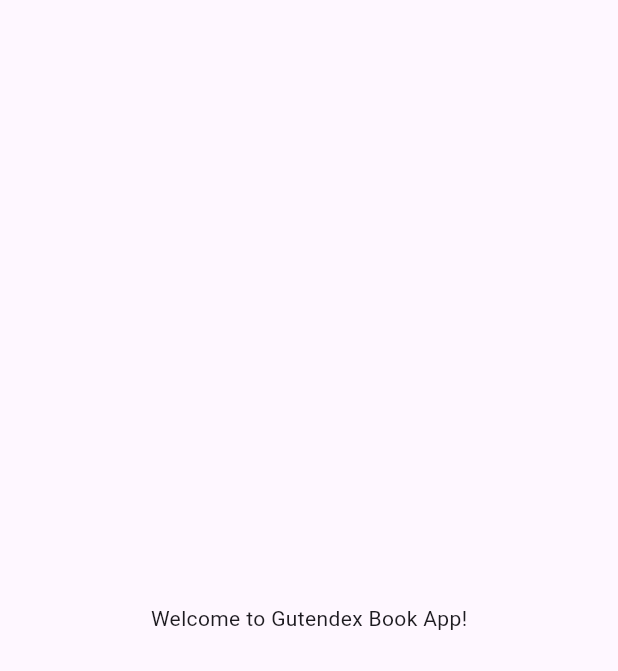
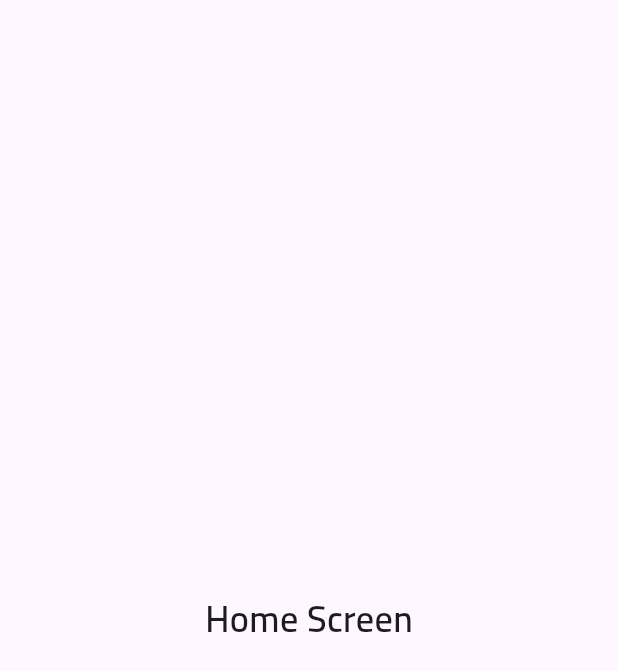
Before and after one commit to hasanMohamed99/nagwa-task, a Flutter app: the screen it shows after launch, on a phone screen of 412 x 824 dp. Shown: the top 671 px of the screen. Run offline on Flutter 3.47's test engine with Material 3 defaults, Android fonts, the phone set to English and light mode, and no system bars.

Commit message:
Implemented core elements and created home feature

```diff
--- /dev/null
+++ b/lib/core/helpers/constants.dart
@@ -0,0 +1,8 @@
+class AppConstants {
+  AppConstants._();
+  static const String kMainFont = 'Cairo';
+
+  static const double kRadius25 = 25;
+
+  static const double kHorizontalPadding10 = 10;
+}
--- /dev/null
+++ b/lib/core/theming/app_colors.dart
@@ -0,0 +1,22 @@
+import 'dart:ui';
+
+abstract class AppColors {
+  static const Color primaryColor = Color(0xFFDE7773);
+  static const Color transparent = Color(0x00FFFFFF);
+  static const Color moreDarkGray = Color(0xFF474747);
+  static const Color darkGray = Color(0xFF76777A);
+  static const Color gray = Color(0xFFA6A6A6);
+  static const Color firstGray = Color(0xFFCDCDCD);
+  static const Color secondGray = Color(0xFFE7E7E8);
+  static const Color thirdGray = Color(0xFFF7F7F8);
+  static const Color white = Color(0xFFFFFFFF);
+  static const Color black = Color(0xFF000000);
+  static const Color red = Color(0xFFc4001d);
+  static const Color darkRed = Color(0xffcc001d);
+  static const Color lightRed = Color(0xFFFD8A80);
+  static const Color green = Color(0xFF07A054);
+  static const Color darkGreen = Color(0xFF2d6a4f);
+  static const Color orange = Color(0xFFfca652);
+  static const Color yellow = Color(0xfffff74b);
+  static const Color moreLighterPrimaryColor = Color(0xFFEAF3FF);
+}
--- /dev/null
+++ b/lib/core/theming/app_fonts.dart
@@ -0,0 +1,13 @@
+import 'dart:ui';
+
+abstract class AppFontWeights {
+  static const FontWeight thin = FontWeight.w100;
+  static const FontWeight extraLight = FontWeight.w200;
+  static const FontWeight light = FontWeight.w300;
+  static const FontWeight regular = FontWeight.w400;
+  static const FontWeight medium = FontWeight.w500;
+  static const FontWeight semiBold = FontWeight.w600;
+  static const FontWeight bold = FontWeight.w700;
+  static const FontWeight extraBold = FontWeight.w800;
+  static const FontWeight black = FontWeight.w900;
+}
--- /dev/null
+++ b/lib/core/theming/app_text_styles.dart
@@ -0,0 +1,150 @@
+import 'package:flutter/material.dart';
+import 'package:nagwa_task/core/core.dart';
+
+class AppTextStyles {
+  AppTextStyles._();
+
+  /// Font 24
+  static TextStyle font24SemiBold = const TextStyle(
+    fontSize: 24,
+    fontWeight: AppFontWeights.semiBold,
+    fontFamily: AppConstants.kMainFont,
+  );
+
+  /// Font 20
+  static TextStyle font20Bold = const TextStyle(
+    fontSize: 20,
+    fontWeight: AppFontWeights.bold,
+    fontFamily: AppConstants.kMainFont,
+  );
+
+  /// Font 18
+  static TextStyle font18SemiBoldWhite = const TextStyle(
+    fontSize: 18,
+    fontWeight: AppFontWeights.semiBold,
+    color: AppColors.white,
+    fontFamily: AppConstants.kMainFont,
+  );
+  static TextStyle font18Bold = const TextStyle(
+    fontSize: 18,
+    fontWeight: AppFontWeights.bold,
+    fontFamily: AppConstants.kMainFont,
+  );
+
+  /// Font 16
+  static TextStyle font16Bold = const TextStyle(
+    fontSize: 16,
+    fontWeight: AppFontWeights.bold,
+    fontFamily: AppConstants.kMainFont,
+  );
+  static TextStyle font16SemiBold = const TextStyle(
+    fontSize: 16,
+    fontWeight: AppFontWeights.semiBold,
+    fontFamily: AppConstants.kMainFont,
+  );
+  static TextStyle font16Medium = const TextStyle(
+    fontSize: 16,
+    fontWeight: AppFontWeights.medium,
+    fontFamily: AppConstants.kMainFont,
+  );
+  static TextStyle font16SemiBoldGray = const TextStyle(
+    fontSize: 16,
+    fontWeight: AppFontWeights.semiBold,
+    color: AppColors.gray,
+    fontFamily: AppConstants.kMainFont,
+  );
+
+  /// Font 14
+  static TextStyle font14Bold = const TextStyle(
+    fontSize: 14,
+    fontWeight: AppFontWeights.bold,
+    fontFamily: AppConstants.kMainFont,
+  );
+  static TextStyle font14SemiBold = const TextStyle(
+    fontSize: 14,
+    fontWeight: AppFontWeights.semiBold,
+    fontFamily: AppConstants.kMainFont,
+  );
+  static TextStyle font14Medium = const TextStyle(
+    fontSize: 14,
+    fontWeight: AppFontWeights.medium,
+    fontFamily: AppConstants.kMainFont,
+  );
+  static TextStyle font14SemiBoldGray = const TextStyle(
+    fontSize: 14,
+    fontWeight: AppFontWeights.semiBold,
+    color: AppColors.gray,
+    fontFamily: AppConstants.kMainFont,
+  );
+  static TextStyle font14SemiBoldBlue = const TextStyle(
+    fontSize: 14,
+    fontWeight: AppFontWeights.semiBold,
+    color: AppColors.primaryColor,
+    fontFamily: AppConstants.kMainFont,
+  );
+  static TextStyle font14BoldGray = const TextStyle(
+    fontSize: 14,
+    fontWeight: AppFontWeights.bold,
+    color: AppColors.gray,
+    fontFamily: AppConstants.kMainFont,
+  );
+
+  /// Font 13
+  static TextStyle font13Bold = const TextStyle(
+    fontSize: 13,
+    fontWeight: AppFontWeights.bold,
+    fontFamily: AppConstants.kMainFont,
+  );
+  static TextStyle font13SemiBoldGray = const TextStyle(
+    fontSize: 13,
+    fontWeight: AppFontWeights.semiBold,
+    color: AppColors.gray,
+    fontFamily: AppConstants.kMainFont,
+  );
+  static TextStyle font13Medium = const TextStyle(
+    fontSize: 13,
+    fontWeight: AppFontWeights.medium,
+    fontFamily: AppConstants.kMainFont,
+  );
+  static TextStyle font13Regular = const TextStyle(
+    fontSize: 13,
+    fontWeight: AppFontWeights.regular,
+    fontFamily: AppConstants.kMainFont,
+  );
+
+  /// Font 12
+  static TextStyle font12Bold = const TextStyle(
+    fontSize: 12,
+    fontWeight: AppFontWeights.bold,
+    fontFamily: AppConstants.kMainFont,
+  );
+  static TextStyle font12Medium = const TextStyle(
+    fontSize: 12,
+    fontWeight: AppFontWeights.medium,
+    fontFamily: AppConstants.kMainFont,
+  );
+  static TextStyle font12BoldGray = const TextStyle(
+    fontSize: 12,
+    fontWeight: AppFontWeights.bold,
+    color: AppColors.gray,
+    fontFamily: AppConstants.kMainFont,
+  );
+  static TextStyle font12SemiBold = const TextStyle(
+    fontSize: 12,
+    fontWeight: AppFontWeights.semiBold,
+    fontFamily: AppConstants.kMainFont,
+  );
+  static TextStyle font12RegularGray = const TextStyle(
+    fontSize: 12,
+    fontWeight: AppFontWeights.regular,
+    color: AppColors.gray,
+    fontFamily: AppConstants.kMainFont,
+  );
+
+  /// Font 10
+  static TextStyle font10Medium = const TextStyle(
+    fontSize: 10,
+    fontWeight: AppFontWeights.medium,
+    fontFamily: AppConstants.kMainFont,
+  );
+}
--- /dev/null
+++ b/lib/features/home/home_feature.dart
@@ -0,0 +1,3 @@
+//GENERATED BARREL FILE
+export './ui/screens/home_screen.dart';
+export './ui/widgets/book_card_widget.dart';
--- /dev/null
+++ b/lib/features/home/ui/screens/home_screen.dart
@@ -0,0 +1,13 @@
+import 'package:nagwa_task/core/core.dart';
+import 'package:flutter/material.dart';
+
+class HomeScreen extends StatelessWidget {
+  const HomeScreen({super.key});
+
+  @override
+  Widget build(BuildContext context) {
+    return Scaffold(
+      body: Scaffold(body: Center(child: Text('Home Screen', style: AppTextStyles.font24SemiBold))),
+    );
+  }
+}
--- a/lib/gutendex_books_app.dart
+++ b/lib/gutendex_books_app.dart
@@ -1,14 +1,17 @@
+import 'features/home/home_feature.dart';
 import 'package:flutter/material.dart';
+import 'core/core.dart';
 
 class GutendexBooksApp extends StatelessWidget {
   const GutendexBooksApp({super.key});
 
   @override
   Widget build(BuildContext context) {
-    return const MaterialApp(
+    return MaterialApp(
       title: 'Gutendex Books',
       debugShowCheckedModeBanner: false,
-      home: Scaffold(body: Center(child: Text('Welcome to Gutendex Book App!'))),
+      scrollBehavior: CustomScrollBehavior(),
+      home: const HomeScreen(),
     );
   }
 }
--- a/pubspec.yaml
+++ b/pubspec.yaml
@@ -10,7 +10,10 @@ dependencies:
   flutter:
     sdk: flutter
 
+  # Default icons asset for Cupertino widgets based on Apple styled icons
   cupertino_icons: ^1.0.8
+  # Flutter library to load and cache network images. Can also be used with placeholder and error widgets.
+  cached_network_image: ^3.4.1
 
 dev_dependencies:
   flutter_test:
```
Also changed, not shown: lib/core/core.dart (added, +8 -0 lines), lib/core/helpers/custom_scroll_behavior.dart (added, +42 -0 lines), lib/core/helpers/de_bouncer.dart (added, +17 -0 lines), lib/core/helpers/extensions.dart (added, +119 -0 lines), lib/core/widgets/custom_search_bar.dart (added, +45 -0 lines), lib/features/home/ui/widgets/book_card_widget.dart (added, +10 -0 lines), pubspec.lock, 4 other files.
